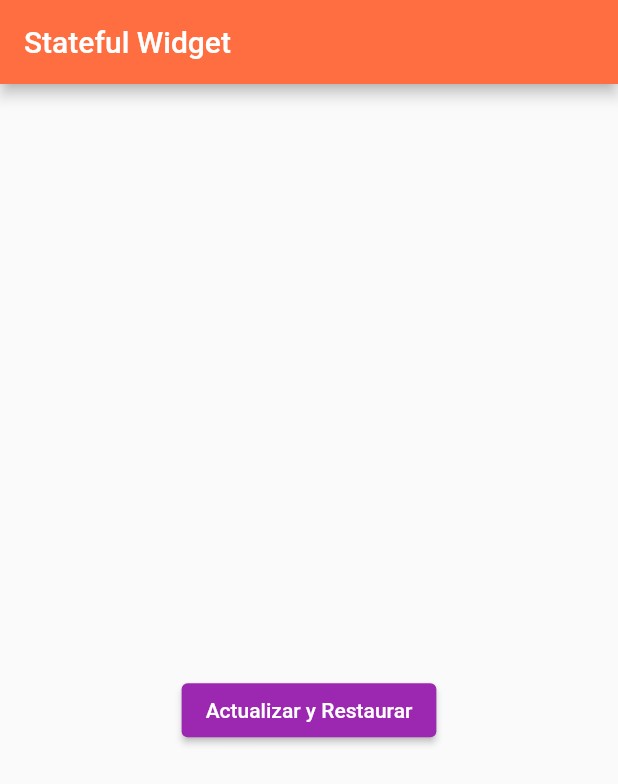
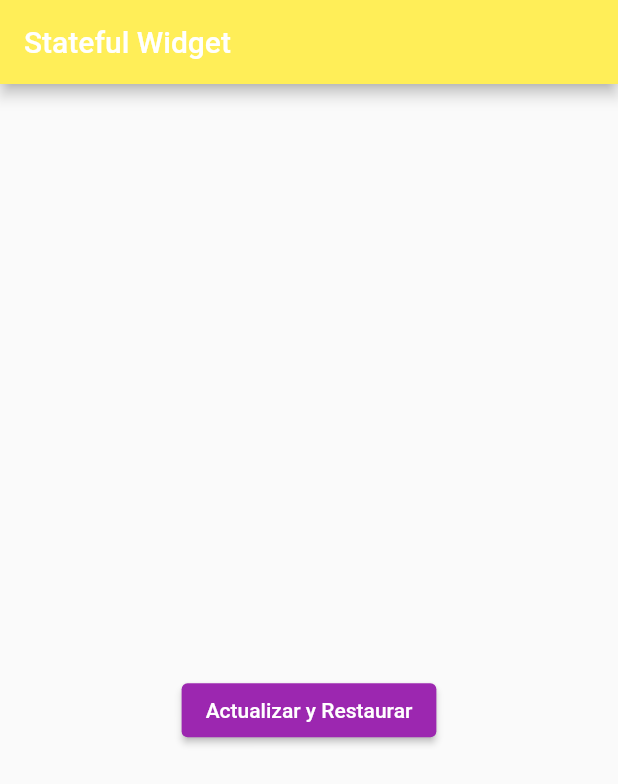
Before and after one commit to yamilsaad/stateful_widget, a Flutter app: the screen it shows after launch, on a phone screen of 412 x 824 dp. Shown: the top 784 px of the screen. Run offline on Flutter 3.47's test engine with Material 2 defaults, Android fonts, the light colour scheme and no system bars.

Commit message:
cambio_ultimo

```diff
--- a/lib/main.dart
+++ b/lib/main.dart
@@ -43,7 +43,7 @@ class _MyButtonState extends State<MyButton> {
     return new Scaffold(
       appBar: new AppBar(
           title: new Text("Stateful Widget"),
-          backgroundColor: Colors.deepOrangeAccent),
+          backgroundColor: Colors.yellow.shade400),
       body: new Container(
         child: new Center(
           //Este widget va a centrar todo lo que esté dentro de él, es decir en el container del body!!!
```
Also changed, not shown: 1 other file.
